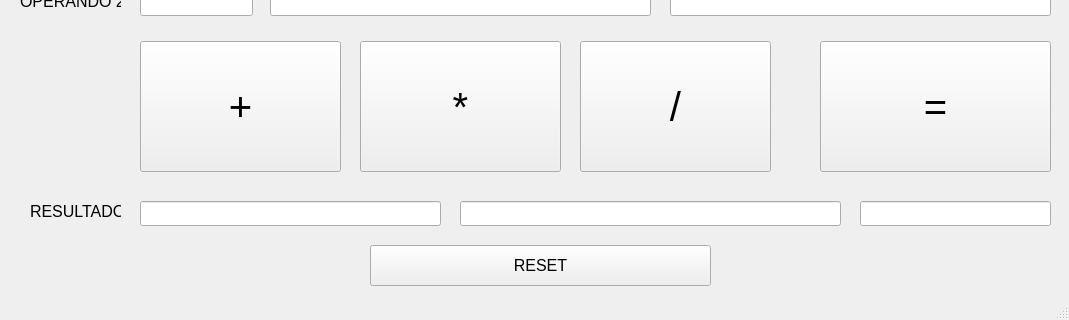
This is mainwindow.ui in dalcoa00/p4-ARCO-2023 as Qt 5 draws it before an edit; both pictures show x 0 to 1069 and y 149 to 469 of the 1069 by 469 pixel window. The edited form follows.
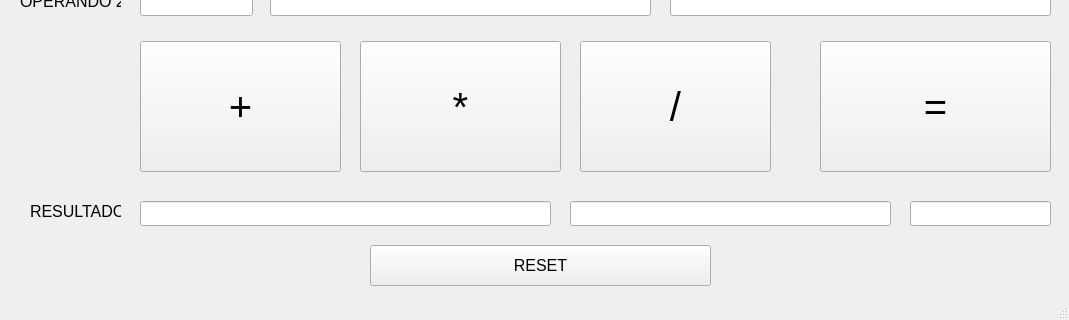
This is the edited form.

Commit message: Formato de resultados mejorado

```diff
--- a/mainwindow.ui
+++ b/mainwindow.ui
@@ -235,7 +235,7 @@
      <rect>
       <x>140</x>
       <y>350</y>
-      <width>301</width>
+      <width>411</width>
       <height>25</height>
      </rect>
     </property>
@@ -251,9 +251,9 @@
    <widget class="QLineEdit" name="resulIEEE">
     <property name="geometry">
      <rect>
-      <x>460</x>
+      <x>570</x>
       <y>350</y>
-      <width>381</width>
+      <width>321</width>
       <height>25</height>
      </rect>
     </property>
@@ -269,9 +269,9 @@
    <widget class="QLineEdit" name="resulHex">
     <property name="geometry">
      <rect>
-      <x>860</x>
+      <x>910</x>
       <y>350</y>
-      <width>191</width>
+      <width>141</width>
       <height>25</height>
      </rect>
     </property>
```
The commit also changes 2 other files.
